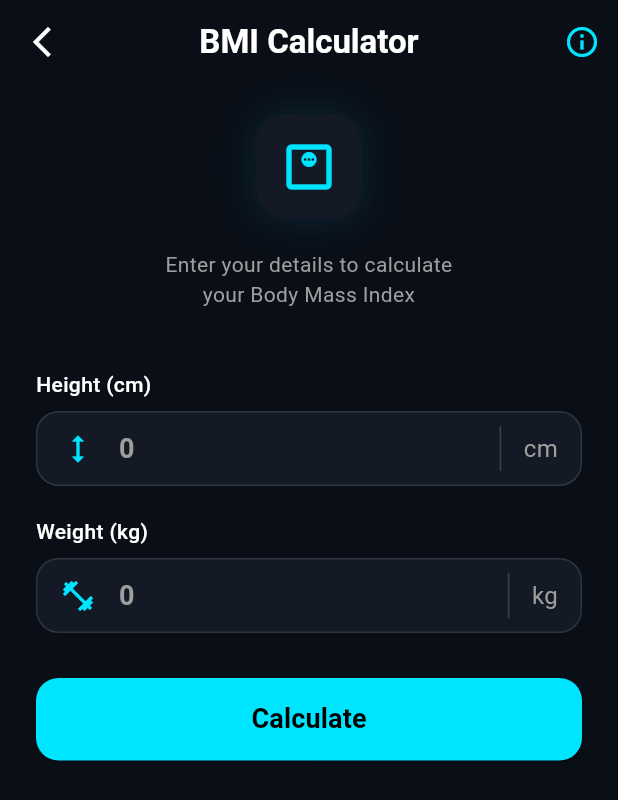
After one commit to saifulallifnaadh/fittrack_app, a Flutter app: the BmiScreen screen opened directly, on a phone screen of 412 x 824 dp. The commit adds this screen. Shown: the top 800 px of the screen. Run offline on Flutter 3.47's test engine with Material 3 defaults, Android fonts, the phone set to English and light mode, and no system bars; our stand-ins replace cloud_firestore, firebase_core, firebase_storage, image_picker; accounts and stored records are empty.

Commit message:
Update Health Fit Track App UI and features

```diff
--- /dev/null
+++ b/lib/screens/bmi_screen.dart
@@ -0,0 +1,377 @@
+import 'package:flutter/material.dart';
+
+class BmiScreen extends StatefulWidget {
+  const BmiScreen({super.key});
+
+  @override
+  State<BmiScreen> createState() => _BmiScreenState();
+}
+
+class _BmiScreenState extends State<BmiScreen> {
+  final TextEditingController _heightController = TextEditingController();
+  final TextEditingController _weightController = TextEditingController();
+
+  double? _bmiValue;
+  String _bmiCategory = '';
+  Color _bmiColor = Colors.white;
+  String _bmiMessage = '';
+  List<String> _bmiInsights = []; // Untuk simpan maklumat tambahan tentang keputusan
+
+  // Fungsi untuk mengira BMI
+  void _calculateBMI() {
+    double heightCm = double.tryParse(_heightController.text) ?? 0;
+    double weightKg = double.tryParse(_weightController.text) ?? 0;
+
+    if (heightCm > 0 && weightKg > 0) {
+      double heightM = heightCm / 100;
+      double bmi = weightKg / (heightM * heightM);
+
+      setState(() {
+        _bmiValue = bmi;
+        _determineBMICategory(bmi);
+      });
+    } else {
+      ScaffoldMessenger.of(context).showSnackBar(
+        const SnackBar(
+          content: Text('Please enter valid height and weight.'),
+          backgroundColor: Colors.red,
+        ),
+      );
+    }
+  }
+
+  // Fungsi untuk tentukan kategori, mesej, dan maklumat tambahan (insights)
+  void _determineBMICategory(double bmi) {
+    if (bmi < 18.5) {
+      _bmiCategory = 'Underweight';
+      _bmiColor = const Color(0xFF5C6BC0);
+      _bmiMessage = 'You are underweight. Consider eating more nutrient-dense foods to reach a healthy weight.';
+      _bmiInsights = [
+        'Potential Risks: Nutritional deficiencies, weakened immune system, and chronic fatigue.',
+        'Recommendation: Focus on a calorie surplus with a balance of lean proteins, healthy fats, and complex carbohydrates.',
+        'Fitness Tip: Combine your diet with strength training to build healthy muscle mass rather than just gaining fat.'
+      ];
+    } else if (bmi >= 18.5 && bmi <= 24.9) {
+      _bmiCategory = 'Normal Weight';
+      _bmiColor = const Color(0xFF00E676);
+      _bmiMessage = 'Great job! You have a normal body weight. Keep maintaining a healthy lifestyle.';
+      _bmiInsights = [
+        'Health Status: Lower risk of serious health conditions like heart disease and type 2 diabetes.',
+        'Recommendation: Continue your current balanced diet and maintain an active lifestyle to preserve this healthy state.',
+        'Fitness Tip: Aim for at least 150 minutes of moderate aerobic activity or 75 minutes of vigorous activity weekly.'
+      ];
+    } else if (bmi >= 25 && bmi <= 29.9) {
+      _bmiCategory = 'Overweight';
+      _bmiColor = const Color(0xFFFFA000);
+      _bmiMessage = 'You are slightly overweight. Regular exercise and a balanced diet can help you reach your goals.';
+      _bmiInsights = [
+        'Potential Risks: Increased strain on the cardiovascular system, joints, and higher risk of metabolic issues.',
+        'Recommendation: Implement a modest calorie deficit by reducing portion sizes and cutting down on sugary food or drinks.',
+        'Fitness Tip: Incorporate a mix of cardiovascular exercises (like running or cycling) and weight training to maximize fat loss.'
+      ];
+    } else {
+      _bmiCategory = 'Obese';
+      _bmiColor = const Color(0xFFE53935);
+      _bmiMessage = 'Your BMI indicates obesity. Consider consulting a healthcare provider for personalized advice.';
+      _bmiInsights = [
+        'Potential Risks: Elevated risk of high blood pressure, type 2 diabetes, stroke, and cardiovascular diseases.',
+        'Recommendation: Focus on sustainable lifestyle changes. It is highly recommended to seek professional guidance from a nutritionist.',
+        'Fitness Tip: Start with low-impact exercises such as brisk walking, swimming, or stationary cycling to protect your joints from injury.'
+      ];
+    }
+  }
+
+  // FUNGSI UNTUK TUNJUK MAKLUMAT TAMBAHAN AM TENTANG BMI (BOTTOM SHEET)
+  void _showBmiInfoBottomSheet() {
+    showModalBottomSheet(
+      context: context,
+      isScrollControlled: true,
+      backgroundColor: const Color(0xFF131A26),
+      shape: const RoundedRectangleBorder(
+        borderRadius: BorderRadius.vertical(top: Radius.circular(25)),
+      ),
+      builder: (context) {
+        return Padding(
+          padding: EdgeInsets.only(
+            left: 24.0,
+            right: 24.0,
+            top: 24.0,
+            bottom: MediaQuery.of(context).padding.bottom + 24.0,
+          ),
+          child: Column(
+            mainAxisSize: MainAxisSize.min, // <-- Pastikan saiz ikut isi kandungan
+            crossAxisAlignment: CrossAxisAlignment.start,
+            children: [
+              Center(
+                child: Container(
+                  width: 50,
+                  height: 5,
+                  decoration: BoxDecoration(color: Colors.grey.withOpacity(0.3), borderRadius: BorderRadius.circular(10)),
+                ),
+              ),
+              const SizedBox(height: 20),
+              const Text('About Body Mass Index (BMI)', style: TextStyle(color: Colors.white, fontSize: 20, fontWeight: FontWeight.bold)),
+              const SizedBox(height: 10),
+              const Text(
+                'BMI is a statistical measurement of body fat based on an individual\'s weight and height. Although it does not measure body fat directly, it is a widely accepted screening tool to categorize health risks associated with weight.',
+                style: TextStyle(color: Colors.grey, fontSize: 14, height: 1.4),
+              ),
+              const SizedBox(height: 25),
+              const Text('Standard BMI Categories', style: TextStyle(color: Colors.white, fontSize: 16, fontWeight: FontWeight.bold)),
+              const SizedBox(height: 12),
+              _buildCategoryInfoRow('Underweight', '< 18.5', const Color(0xFF5C6BC0)),
+              _buildCategoryInfoRow('Normal Weight', '18.5 – 24.9', const Color(0xFF00E676)),
+              _buildCategoryInfoRow('Overweight', '25.0 – 29.9', const Color(0xFFFFA000)),
+              _buildCategoryInfoRow('Obese', '≥ 30.0', const Color(0xFFE53935)),
+              const SizedBox(height: 15), // Tambah sikit ruang pernafasan kat bawah
+            ],
+          ),
+        );
+      },
+    );
+  }
+
+  Widget _buildCategoryInfoRow(String title, String range, Color color) {
+    return Padding(
+      padding: const EdgeInsets.symmetric(vertical: 6),
+      child: Row(
+        mainAxisAlignment: MainAxisAlignment.spaceBetween,
+        children: [
+          Row(
+            children: [
+              Container(width: 12, height: 12, decoration: BoxDecoration(color: color, shape: BoxShape.circle)),
+              const SizedBox(width: 12),
+              Text(title, style: const TextStyle(color: Colors.white, fontSize: 14, fontWeight: FontWeight.w500)),
+            ],
+          ),
+          Text(range, style: TextStyle(color: color, fontSize: 14, fontWeight: FontWeight.bold)),
+        ],
+      ),
+    );
+  }
+
+  @override
+  Widget build(BuildContext context) {
+    return Scaffold(
+      backgroundColor: const Color(0xFF090E17),
+      appBar: AppBar(
+        backgroundColor: Colors.transparent,
+        elevation: 0,
+        leading: IconButton(
+          icon: const Icon(Icons.arrow_back_ios_new, color: Colors.white),
+          onPressed: () => Navigator.pop(context),
+        ),
+        title: const Text('BMI Calculator', style: TextStyle(color: Colors.white, fontWeight: FontWeight.bold)),
+        centerTitle: true,
+        actions: [
+          IconButton(
+            icon: const Icon(Icons.info_outline, color: Color(0xFF00E5FF)),
+            onPressed: _showBmiInfoBottomSheet, // LINK-KAN BUTANG INFO KE PANEL DI SINI
+          ),
+        ],
+      ),
+      body: SingleChildScrollView(
+        padding: const EdgeInsets.symmetric(horizontal: 24.0, vertical: 20.0),
+        child: Column(
+          children: [
+            Container(
+              padding: const EdgeInsets.all(15),
+              decoration: BoxDecoration(
+                color: const Color(0xFF131A26),
+                borderRadius: BorderRadius.circular(20),
+                boxShadow: [
+                  BoxShadow(color: const Color(0xFF00E5FF).withOpacity(0.1), blurRadius: 20, spreadRadius: 2),
+                ],
+              ),
+              child: const Icon(Icons.monitor_weight_outlined, color: Color(0xFF00E5FF), size: 40),
+            ),
+            const SizedBox(height: 20),
+            const Text(
+              'Enter your details to calculate\nyour Body Mass Index',
+              textAlign: TextAlign.center,
+              style: TextStyle(color: Colors.grey, fontSize: 14),
+            ),
+            const SizedBox(height: 40),
+
+            _buildInputField(label: 'Height (cm)', controller: _heightController, icon: Icons.height, suffixText: 'cm'),
+            const SizedBox(height: 20),
+            _buildInputField(label: 'Weight (kg)', controller: _weightController, icon: Icons.fitness_center, suffixText: 'kg'),
+            const SizedBox(height: 30),
+
+            SizedBox(
+              width: double.infinity,
+              height: 55,
+              child: ElevatedButton(
+                style: ElevatedButton.styleFrom(
+                  backgroundColor: const Color(0xFF00E5FF),
+                  shape: RoundedRectangleBorder(borderRadius: BorderRadius.circular(15)),
+                ),
+                onPressed: _calculateBMI,
+                child: const Text('Calculate', style: TextStyle(color: Colors.black, fontSize: 18, fontWeight: FontWeight.bold)),
+              ),
+            ),
+            const SizedBox(height: 40),
+
+            if (_bmiValue != null) _buildResultCard(),
+          ],
+        ),
+      ),
+    );
+  }
+
+  Widget _buildInputField({required String label, required TextEditingController controller, required IconData icon, required String suffixText}) {
+    return Column(
+      crossAxisAlignment: CrossAxisAlignment.start,
+      children: [
+        Text(label, style: const TextStyle(color: Colors.white, fontWeight: FontWeight.w500)),
+        const SizedBox(height: 8),
+        Container(
+          decoration: BoxDecoration(
+            color: const Color(0xFF131A26),
+            borderRadius: BorderRadius.circular(15),
+            border: Border.all(color: Colors.grey.withOpacity(0.2)),
+          ),
+          child: Row(
+            children: [
+              Padding(
+                padding: const EdgeInsets.symmetric(horizontal: 15),
+                child: Icon(icon, color: const Color(0xFF00E5FF), size: 24),
+              ),
+              Expanded(
+                child: TextField(
+                  controller: controller,
+                  keyboardType: const TextInputType.numberWithOptions(decimal: true),
+                  style: const TextStyle(color: Colors.white, fontSize: 18, fontWeight: FontWeight.bold),
+                  decoration: const InputDecoration(border: InputBorder.none, hintText: '0', hintStyle: TextStyle(color: Colors.grey)),
+                ),
+              ),
+              Container(width: 1, height: 30, color: Colors.grey.withOpacity(0.3)),
+              Padding(
+                padding: const EdgeInsets.symmetric(horizontal: 15),
+                child: Text(suffixText, style: const TextStyle(color: Colors.grey, fontSize: 16)),
+              ),
+            ],
+          ),
+        ),
+      ],
+    );
+  }
+
+  // WIDGET KEPUTUSAN YANG TELAH DITAMBAH MAKLUMAT DETAIL (INSIGHTS)
+  Widget _buildResultCard() {
+    return Container(
+      width: double.infinity,
+      padding: const EdgeInsets.all(20),
+      decoration: BoxDecoration(
+        color: const Color(0xFF131A26),
+        borderRadius: BorderRadius.circular(20),
+        border: Border.all(color: const Color(0xFF00E5FF).withOpacity(0.3)),
+      ),
+      child: Column(
+        children: [
+          Row(
+            mainAxisAlignment: MainAxisAlignment.spaceBetween,
+            children: [
+              const Text('Your BMI', style: TextStyle(color: Colors.grey, fontSize: 14)),
+              Container(
+                padding: const EdgeInsets.symmetric(horizontal: 10, vertical: 4),
+                decoration: BoxDecoration(color: _bmiColor.withOpacity(0.2), borderRadius: BorderRadius.circular(10)),
+                child: Row(
+                  children: [
+                    Container(width: 8, height: 8, decoration: BoxDecoration(color: _bmiColor, shape: BoxShape.circle)),
+                    const SizedBox(width: 5),
+                    Text(_bmiCategory == 'Normal Weight' ? 'Healthy' : _bmiCategory, style: TextStyle(color: _bmiColor, fontSize: 12, fontWeight: FontWeight.bold)),
+                  ],
+                ),
+              ),
+            ],
+          ),
+          const SizedBox(height: 15),
+          Text(
+            _bmiValue!.toStringAsFixed(1),
+            style: const TextStyle(color: Color(0xFF00E5FF), fontSize: 65, fontWeight: FontWeight.bold),
+          ),
+          Text(_bmiCategory, style: const TextStyle(color: Color(0xFF00E5FF), fontSize: 18, fontWeight: FontWeight.w500)),
+          const SizedBox(height: 30),
+
+          Row(
+            children: [
+              Expanded(child: Container(height: 4, decoration: BoxDecoration(color: const Color(0xFF5C6BC0), borderRadius: BorderRadius.circular(2)))),
+              const SizedBox(width: 4),
+              Expanded(child: Container(height: 4, decoration: BoxDecoration(color: const Color(0xFF00E676), borderRadius: BorderRadius.circular(2)))),
+              const SizedBox(width: 4),
+              Expanded(child: Container(height: 4, decoration: BoxDecoration(color: const Color(0xFFFFA000), borderRadius: BorderRadius.circular(2)))),
+              const SizedBox(width: 4),
+              Expanded(child: Container(height: 4, decoration: BoxDecoration(color: const Color(0xFFE53935), borderRadius: BorderRadius.circular(2)))),
+            ],
+          ),
+          const SizedBox(height: 10),
+          const Row(
+            mainAxisAlignment: MainAxisAlignment.spaceBetween,
+            children: [
+              Text('18.5', style: TextStyle(color: Colors.grey, fontSize: 12)),
+              Text('24.9', style: TextStyle(color: Colors.grey, fontSize: 12)),
+              Text('29.9', style: TextStyle(color: Colors.grey, fontSize: 12)),
+            ],
+          ),
+          const SizedBox(height: 25),
+
+          Container(
+            padding: const EdgeInsets.all(15),
+            decoration: BoxDecoration(color: const Color(0xFF1D2633), borderRadius: BorderRadius.circular(15)),
+            child: Row(
+              children: [
+                Container(
+                  padding: const EdgeInsets.all(10),
+                  decoration: BoxDecoration(shape: BoxShape.circle, border: Border.all(color: _bmiColor, width: 2)),
+                  child: Icon(Icons.favorite_border, color: _bmiColor, size: 24),
+                ),
+                const SizedBox(width: 15),
+                Expanded(
+                  child: Column(
+                    crossAxisAlignment: CrossAxisAlignment.start,
+                    children: [
+                      Text(
+                        _bmiCategory == 'Normal Weight' ? 'Great job!' : 'Take note!',
+                        style: const TextStyle(color: Colors.white, fontWeight: FontWeight.bold, fontSize: 14),
+                      ),
+                      const SizedBox(height: 5),
+                      Text(_bmiMessage, style: const TextStyle(color: Colors.grey, fontSize: 12, height: 1.3)),
+                    ],
+                  ),
+                ),
+              ],
+            ),
+          ),
+
+          // --- BAHAGIAN SEKSYEN BARU: MAKLUMAT TAMBAHAN UNTUK KEPUTUSAN ---
+          const SizedBox(height: 30),
+          const Align(
+            alignment: Alignment.centerLeft,
+            child: Text('Health Insights & Recommendations', style: TextStyle(color: Colors.white, fontSize: 15, fontWeight: FontWeight.bold)),
+          ),
+          const SizedBox(height: 12),
+          Column(
+            children: _bmiInsights.map((insight) {
+              return Padding(
+                padding: const EdgeInsets.symmetric(vertical: 6.0),
+                child: Row(
+                  crossAxisAlignment: CrossAxisAlignment.start,
+                  children: [
+                    const Text('• ', style: TextStyle(color: Color(0xFF00E5FF), fontSize: 16, fontWeight: FontWeight.bold)),
+                    Expanded(
+                      child: Text(
+                        insight,
+                        style: const TextStyle(color: Colors.grey, fontSize: 13, height: 1.4),
+                      ),
+                    ),
+                  ],
+                ),
+              );
+            }).toList(),
+          ),
+        ],
+      ),
+    );
+  }
+}
--- a/lib/screens/dashboard_screen.dart
+++ b/lib/screens/dashboard_screen.dart
@@ -1,6 +1,7 @@
 import 'package:flutter/material.dart';
 import 'package:cloud_firestore/cloud_firestore.dart';
 import 'profile_screen.dart';
+import 'bmi_screen.dart';
 
 class DashboardScreen extends StatefulWidget {
   final String userId;
@@ -189,6 +190,10 @@ class _DashboardScreenState extends State<DashboardScreen> {
                     children: [
                       Expanded(child: _buildModuleCard(context, 'BMI Calculator', 'Calculate your BMI\nand track progress', Icons.calculate, const Color(0xFF00E5FF), () {
                         // Letak Navigator ke Skrin BMI nanti
+                        Navigator.push(
+                           context,
+                          MaterialPageRoute(builder: (context) => const BmiScreen()),
+                        );
                       })),
                       SizedBox(width: screenWidth * 0.04),
                       Expanded(child: _buildModuleCard(context, 'Workout', 'Explore workouts\nand build strength', Icons.fitness_center, const Color(0xFF9D50BB), () {
--- a/lib/screens/login_screen.dart
+++ b/lib/screens/login_screen.dart
@@ -304,8 +304,8 @@ class _LoginScreenState extends State<LoginScreen> {
                   Center(
                     child: Image.asset(
                       'assets/logo.png',
-                      height: screenHeight * 0.22,
-                      width: screenWidth * 0.75,
+                      height: screenHeight * 0.30,
+                      width: screenWidth * 0.85,
                       fit: BoxFit.contain,
                     ),
                   ),
```
